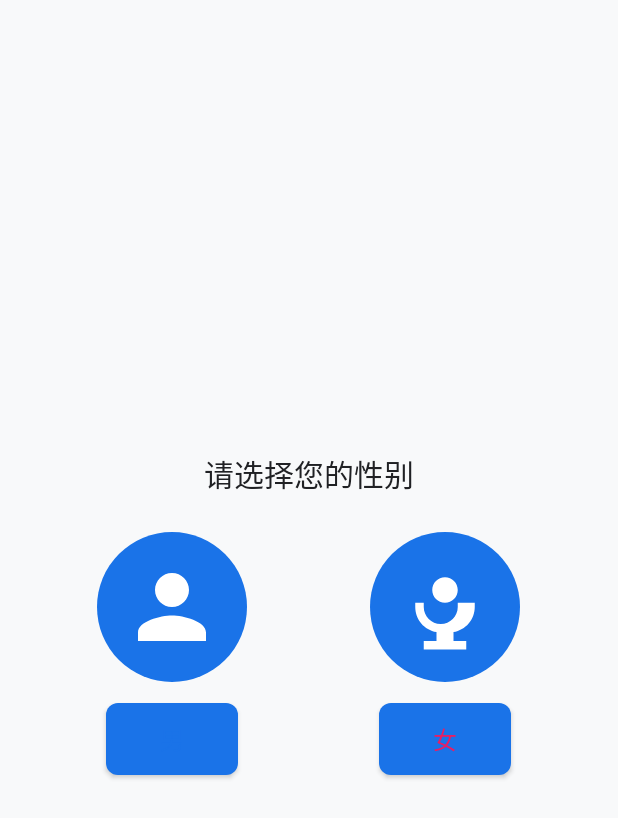
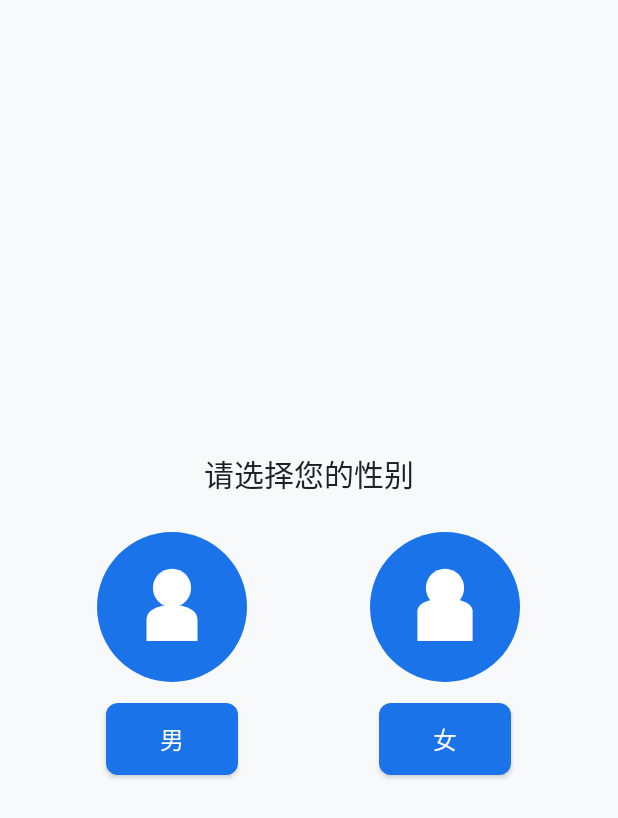
Before and after one commit to wuwuevan/APP, an Android app: the GenderSelectionActivity screen opened directly, with no data from a screen before it, on a phone screen of 412 x 824 dp. Shown: the top 818 px of the screen. Run offline under Robolectric (Android 15) with nearby library versions, the phone set to English and light mode, and no system bars; our stand-ins replace Room's generated code.

Commit message:
Fix gender selection UI

```diff
--- a/app/src/main/java/com/example/myapplication/ui/auth/GenderSelectionActivity.java
+++ b/app/src/main/java/com/example/myapplication/ui/auth/GenderSelectionActivity.java
@@ -24,6 +24,9 @@ public class GenderSelectionActivity extends AppCompatActivity {
     private ImageView ivFemale;
     private Button btnMale;
     private Button btnFemale;
+    private Button btnConfirm;
+
+    private String selectedGender;
 
     private UserDao userDao;
     private SharedPreferencesUtil spUtil;
@@ -45,24 +48,35 @@ public class GenderSelectionActivity extends AppCompatActivity {
         ivFemale = findViewById(R.id.iv_female);
         btnMale = findViewById(R.id.btn_male);
         btnFemale = findViewById(R.id.btn_female);
+        btnConfirm = findViewById(R.id.btn_confirm);
     }
 
     private void setListeners() {
-        View.OnClickListener maleListener = v -> selectGender("男");
-        View.OnClickListener femaleListener = v -> selectGender("女");
+        View.OnClickListener maleListener = v -> chooseGender("男");
+        View.OnClickListener femaleListener = v -> chooseGender("女");
 
         ivMale.setOnClickListener(maleListener);
         btnMale.setOnClickListener(maleListener);
         ivFemale.setOnClickListener(femaleListener);
         btnFemale.setOnClickListener(femaleListener);
+
+        btnConfirm.setOnClickListener(v -> confirmSelection());
     }
 
-    private void selectGender(String gender) {
+    private void chooseGender(String gender) {
+        selectedGender = gender;
+        btnConfirm.setVisibility(View.VISIBLE);
+    }
+
+    private void confirmSelection() {
+        if (selectedGender == null) {
+            return;
+        }
         String username = spUtil.getString("current_username", "");
         if (!username.isEmpty()) {
             User user = userDao.getUserByUsername(username);
             if (user != null) {
-                user.setGender(gender);
+                user.setGender(selectedGender);
                 userDao.updateUser(user);
             }
         }
--- a/app/src/main/res/drawable/ic_avatar_female.xml
+++ b/app/src/main/res/drawable/ic_avatar_female.xml
@@ -4,7 +4,11 @@
     android:height="64dp"
     android:viewportWidth="24"
     android:viewportHeight="24">
+    <!-- cute female avatar: round head with simple hair -->
     <path
         android:fillColor="#FFFFFF"
-        android:pathData="M12,11c1.66,0 3,-1.34 3,-3s-1.34,-3 -3,-3 -3,1.34 -3,3 1.34,3 3,3zM15,11v1c0,2.21 -1.79,4 -4,4s-4,-1.79 -4,-4v-1H5v1c0,2.97 2.16,5.43 5,5.91V20H7v2h10v-2h-3v-2.09c2.84,-0.48 5,-2.94 5,-5.91v-1h-2z"/>
+        android:pathData="M12,3c-2.5,0 -4.5,2 -4.5,4.5s2,4.5 4.5,4.5 4.5,-2 4.5,-4.5S14.5,3 12,3z"/>
+    <path
+        android:fillColor="#FFFFFF"
+        android:pathData="M5.5,13c0,-2 3,-3 6.5,-3s6.5,1 6.5,3v7H5.5v-7z"/>
 </vector>
--- a/app/src/main/res/drawable/ic_avatar_male.xml
+++ b/app/src/main/res/drawable/ic_avatar_male.xml
@@ -4,7 +4,11 @@
     android:height="64dp"
     android:viewportWidth="24"
     android:viewportHeight="24">
+    <!-- cute male avatar: large head with short hair -->
     <path
         android:fillColor="#FFFFFF"
-        android:pathData="M12,12c2.21,0 4,-1.79 4,-4s-1.79,-4 -4,-4 -4,1.79 -4,4 1.79,4 4,4zM12,14c-2.67,0 -8,1.34 -8,4v2h16v-2c0,-2.66 -5.33,-4 -8,-4z"/>
+        android:pathData="M12,3c-2.5,0 -4.5,2 -4.5,4.5s2,4.5 4.5,4.5 4.5,-2 4.5,-4.5S14.5,3 12,3z"/>
+    <path
+        android:fillColor="#FFFFFF"
+        android:pathData="M6,15c0,-2.5 3,-3.5 6,-3.5s6,1 6,3.5v5H6v-5z"/>
 </vector>
--- a/app/src/main/res/layout/activity_gender_selection.xml
+++ b/app/src/main/res/layout/activity_gender_selection.xml
@@ -40,10 +40,10 @@
 
             <Button
                 android:id="@+id/btn_male"
+                style="@style/Widget.MyApplication.Button"
                 android:layout_width="wrap_content"
                 android:layout_height="wrap_content"
                 android:text="@string/male"
-                android:textColor="@color/colorMale"
                 android:layout_marginTop="8dp"/>
         </LinearLayout>
 
@@ -64,11 +64,20 @@
 
             <Button
                 android:id="@+id/btn_female"
+                style="@style/Widget.MyApplication.Button"
                 android:layout_width="wrap_content"
                 android:layout_height="wrap_content"
                 android:text="@string/female"
-                android:textColor="@color/colorFemale"
                 android:layout_marginTop="8dp"/>
         </LinearLayout>
     </LinearLayout>
+
+    <Button
+        android:id="@+id/btn_confirm"
+        style="@style/Widget.MyApplication.Button"
+        android:layout_width="wrap_content"
+        android:layout_height="wrap_content"
+        android:layout_marginTop="24dp"
+        android:text="@string/confirm"
+        android:visibility="gone"/>
 </LinearLayout>
```
